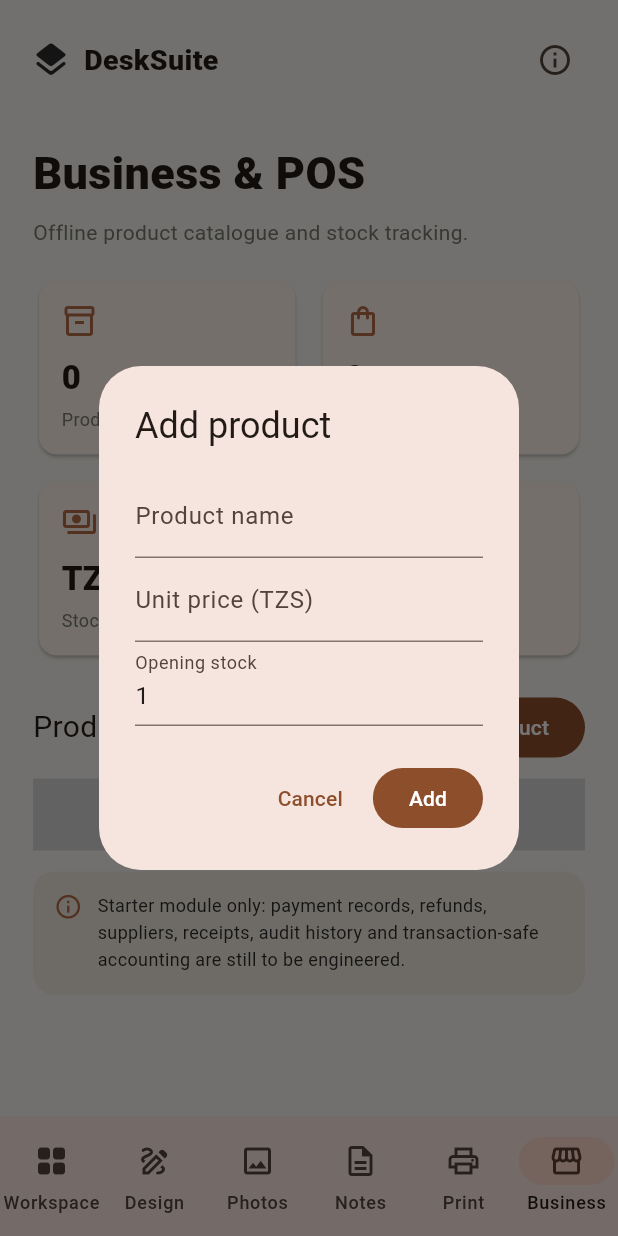
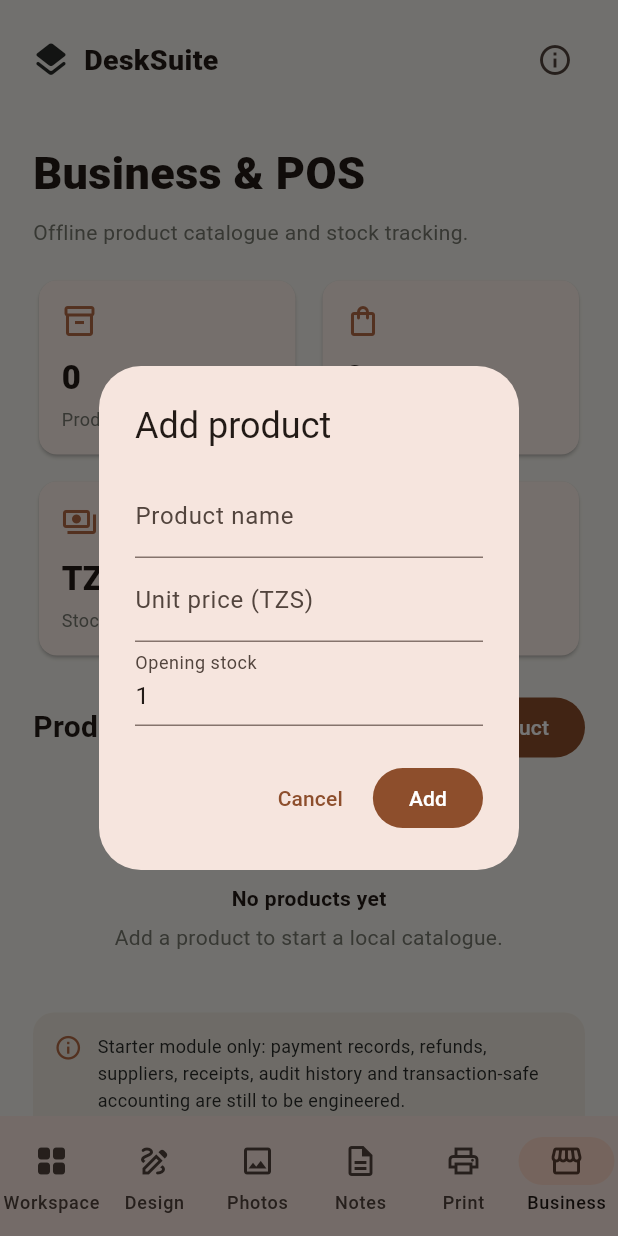
Before and after one commit to ZamCan/DeskSuite, a Flutter app: the screen it shows after launch, item 6 of the bottom bar chosen, after a tap on "Add product", on a phone screen of 412 x 824 dp. Run offline on Flutter 3.47's test engine with Material 3 defaults, Android fonts, the phone set to English and light mode, and no system bars; our stand-ins replace file_picker, pdf, printing.

Commit message:
Resolve initial Flutter analyzer errors

```diff
--- a/lib/main.dart
+++ b/lib/main.dart
@@ -143,7 +143,7 @@ class _WorkspacePageState extends State<WorkspacePage>{
       const SizedBox(height:12),const Text('From first idea\\nto finished print.',style:TextStyle(color:Colors.white,fontSize:29,height:1.12,fontWeight:FontWeight.w700)),
       const SizedBox(height:18),FilledButton(onPressed:()=>widget.onNavigate(1),child:const Text('Start a design')),
     ])),
-    const SizedBox(height:26),const Text('Workspaces',style:TextStyle(fontSize:20,fontWeight:FontWeight.w750)),const SizedBox(height:12),
+    const SizedBox(height:26),const Text('Workspaces',style:TextStyle(fontSize:20,fontWeight:FontWeight.w700)),const SizedBox(height:12),
     LayoutBuilder(builder:(context,c){
       final cols=c.maxWidth>760?3:c.maxWidth>500?2:1;
       final entries=<({String title,String detail,IconData icon,int page})>[
@@ -157,7 +157,7 @@ class _WorkspacePageState extends State<WorkspacePage>{
         Icon(e.icon,color:accent,size:28),const SizedBox(width:12),Expanded(child:Column(mainAxisAlignment:MainAxisAlignment.center,crossAxisAlignment:CrossAxisAlignment.start,children:[Text(e.title,style:const TextStyle(fontWeight:FontWeight.w700)),Text(e.detail,style:const TextStyle(color:muted,fontSize:12))])),
       ]))))).toList());
     }),
-    const SizedBox(height:24),const Text('Recent designs',style:TextStyle(fontSize:20,fontWeight:FontWeight.w750)),
+    const SizedBox(height:24),const Text('Recent designs',style:TextStyle(fontSize:20,fontWeight:FontWeight.w700)),
     if(recent.isEmpty) const Padding(padding:EdgeInsets.all(20),child:Text('Your saved designs will appear here.',style:TextStyle(color:muted)))
     else ...recent.take(6).map((p)=>ListTile(leading:const Icon(Icons.insert_drive_file_outlined,color:accent),title:Text(p.name),subtitle:Text(p.items.length.toString()+' objects'),onTap:()=>widget.onOpen(p))),
   ]));
@@ -210,7 +210,7 @@ class _EditorPageState extends State<EditorPage>{
   Future<void> exportPdf({bool print=false})async{
     setState(()=>busy=true);try{
       final doc=pw.Document();doc.addPage(pw.Page(pageFormat:PdfPageFormat(p.width*.75,p.height*.75,marginAll:0),build:(_)=>pw.Container(color:PdfColors.white,child:pw.Stack(children:[
-        for(final e in p.items)pw.Positioned(left:(e['x'] as num).toDouble()*.75,top:(e['y'] as num).toDouble()*.75,width:(e['w'] as num).toDouble()*.75,height:(e['h'] as num).toDouble()*.75,child:pdfItem(e)),
+        for(final e in p.items) pw.Positioned(left:(e['x'] as num).toDouble()*.75,top:(e['y'] as num).toDouble()*.75,child:pw.SizedBox(width:(e['w'] as num).toDouble()*.75,height:(e['h'] as num).toDouble()*.75,child:pdfItem(e))),
       ]))));
       final bytes=await doc.save();if(print){await Printing.layoutPdf(onLayout:(_)async=>bytes);}else{final safe=p.name.replaceAll(RegExp(r'[^a-zA-Z0-9_-]'),'_');final path=await LocalStore.export(safe+'.pdf',bytes);if(path!=null&&mounted)note('PDF exported.');}
     }catch(e){if(mounted)note('PDF export failed: '+e.toString());}finally{if(mounted)setState(()=>busy=false);}
@@ -298,10 +298,29 @@ class _BusinessPageState extends State<BusinessPage>{
     const Text('Business & POS',style:TextStyle(fontSize:30,fontWeight:FontWeight.w800)),const SizedBox(height:8),const Text('Offline product catalogue and stock tracking.',style:TextStyle(color:muted)),const SizedBox(height:18),
     Row(children:[Expanded(child:Metric(label:'Products',value:products.length.toString(),icon:Icons.inventory_2_outlined)),const SizedBox(width:10),Expanded(child:Metric(label:'Units sold',value:sold.toString(),icon:Icons.shopping_bag_outlined))]),
     const SizedBox(height:10),Metric(label:'Stock value at listed prices',value:'TZS '+(stockValue/100).toStringAsFixed(2),icon:Icons.payments_outlined),const SizedBox(height:20),
-    Row(children:[const Expanded(child:Text('Product catalogue',style:TextStyle(fontSize:20,fontWeight:FontWeight.w750))),FilledButton.icon(onPressed:addProduct,icon:const Icon(Icons.add,size:18),label:const Text('Add product'))]),
+    Row(children:[const Expanded(child:Text('Product catalogue',style:TextStyle(fontSize:20,fontWeight:FontWeight.w700))),FilledButton.icon(onPressed:addProduct,icon:const Icon(Icons.add,size:18),label:const Text('Add product'))]),
     const SizedBox(height:10),if(!loaded)const LinearProgressIndicator() else if(products.isEmpty)const EmptyState(icon:Icons.inventory_2_outlined,title:'No products yet',detail:'Add a product to start a local catalogue.') else ...products.map((p)=>Card(child:ListTile(leading:const Icon(Icons.inventory_2_outlined,color:accent),title:Text(p['name'] as String),subtitle:Text('TZS '+((p['priceMinor'] as int)/100).toStringAsFixed(2)+' · Stock: '+p['stock'].toString()),trailing:IconButton(onPressed:(p['stock'] as int)>0?()=>sell(p):null,icon:const Icon(Icons.point_of_sale_outlined))))),
     const SizedBox(height:14),const InfoNote(text:'Starter module only: payment records, refunds, suppliers, receipts, audit history and transaction-safe accounting are still to be engineered.'),
   ]);}
 }
 class Metric extends StatelessWidget{const Metric({super.key,required this.label,required this.value,required this.icon});final String label,value;final IconData icon;@override Widget build(BuildContext context)=>Card(child:Padding(padding:const EdgeInsets.all(15),child:Column(crossAxisAlignment:CrossAxisAlignment.start,children:[Icon(icon,color:accent),const SizedBox(height:10),Text(value,style:const TextStyle(fontSize:22,fontWeight:FontWeight.w800)),const SizedBox(height:4),Text(label,style:const TextStyle(color:muted,fontSize:12))])));}
 class InfoNote extends StatelessWidget{const InfoNote({super.key,required this.text});final String text;@override Widget build(BuildContext context)=>Container(padding:const EdgeInsets.all(14),decoration:BoxDecoration(color:const Color(0xFFF0EAE0),borderRadius:BorderRadius.circular(14)),child:Row(crossAxisAlignment:CrossAxisAlignment.start,children:[const Icon(Icons.info_outline,color:accent,size:19),const SizedBox(width:10),Expanded(child:Text(text,style:const TextStyle(color:ink,fontSize:12,height:1.5)))]));}
+
+
+class EmptyState extends StatelessWidget {
+  const EmptyState({super.key, required this.icon, required this.title, required this.detail});
+  final IconData icon;
+  final String title;
+  final String detail;
+  @override
+  Widget build(BuildContext context) => Padding(
+    padding: const EdgeInsets.symmetric(vertical: 26),
+    child: Column(children: [
+      Icon(icon, size: 34, color: muted),
+      const SizedBox(height: 10),
+      Text(title, style: const TextStyle(fontWeight: FontWeight.w700)),
+      const SizedBox(height: 6),
+      Text(detail, textAlign: TextAlign.center, style: const TextStyle(color: muted, height: 1.4)),
+    ]),
+  );
+}
```
